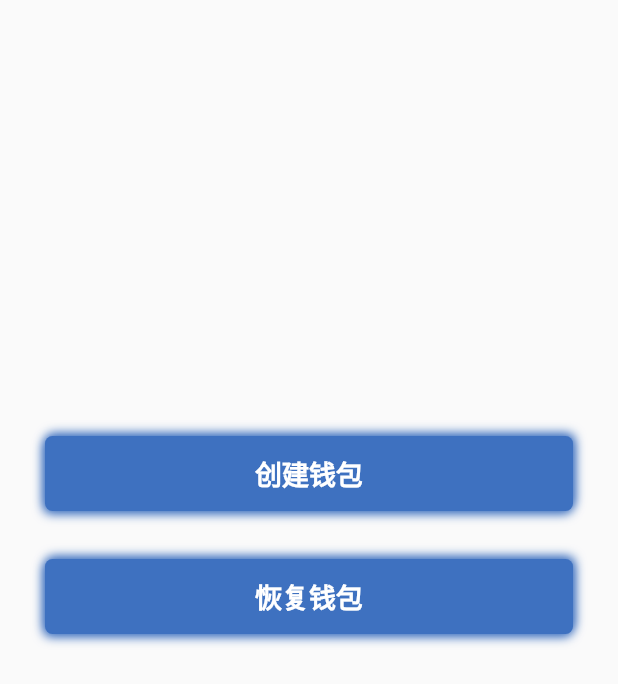
After one commit to tw-bc-group/TWallet, a Flutter app: the HomeWidget screen opened by its route, after a tap on "创建钱包", on a phone screen of 412 x 824 dp. The commit adds this screen. Shown: the top 684 px of the screen. Run offline on Flutter 3.47's test engine with Material 2 defaults, Android fonts, the phone set to English and light mode, and no system bars; our stand-ins replace flutter_mobx, flutter_secure_storage, mobx, pin_code_fields, random_string; missing offline and left inert: steel_crypt; accounts and stored records are empty; generated files the repository leaves out were written again.

Commit message:
new store masterkey and home_widget

```diff
--- /dev/null
+++ b/lib/home/home_widget.dart
@@ -0,0 +1,38 @@
+import 'package:flutter/cupertino.dart';
+import 'package:flutter/material.dart';
+import 'package:tw_wallet_ui/pub/theme.dart';
+
+class HomeWidget extends StatelessWidget {
+  @override
+  Widget build(BuildContext context) {
+    return Scaffold(
+        backgroundColor: WalletTheme.bgColor(),
+        body: Container(
+          width: MediaQuery.of(context).size.width,
+          height: MediaQuery.of(context).size.height,
+          child: Column(
+            children: <Widget>[
+              SizedBox(height: MediaQuery.of(context).size.height / 3),
+              Column(children: <Widget>[
+                Container(
+                  margin: const EdgeInsets.symmetric(
+                      vertical: 16.0, horizontal: 30),
+                  child: WalletTheme.flatButton(text: '创建钱包', onPressed: () {}),
+                  decoration: WalletTheme.buttonDecoration(isEnabled: true),
+                ),
+                Container(
+                  margin: const EdgeInsets.symmetric(
+                      vertical: 16.0, horizontal: 30),
+                  child: FlatButton(
+                    child:
+                        WalletTheme.flatButton(text: '恢复钱包', onPressed: () {}),
+                    onPressed: () {},
+                  ),
+                  decoration: WalletTheme.buttonDecoration(isEnabled: true),
+                ),
+              ])
+            ],
+          ),
+        ));
+  }
+}
--- a/lib/main.dart
+++ b/lib/main.dart
@@ -1,15 +1,23 @@
 import 'package:flutter/material.dart';
+import 'package:tw_wallet_ui/pub/master_key.dart';
 
+import 'home/home_widget.dart';
 import 'input_pin/input_pin_widget.dart';
 
-void main() => runApp(MyApp());
+Future<void> main() async {
+  WidgetsFlutterBinding.ensureInitialized();
+  runApp(MyApp(first: await MasterKey().read() == null));
+}
 
 class MyApp extends StatelessWidget {
+  const MyApp({@required this.first});
+  final bool first;
+
   // This widget is the root of your application.
   @override
   Widget build(BuildContext context) {
     return MaterialApp(
-      title: 'Flutter Demo',
+      title: 'TW Wallet',
       theme: ThemeData(
         // This is the theme of your application.
         //
@@ -22,93 +30,24 @@ class MyApp extends StatelessWidget {
         // is not restarted.
         primarySwatch: Colors.blue,
       ),
-      //home: MyHomePage(title: 'Flutter Demo Home Page'),
-      home: PinCodeInputWidget(),
+      initialRoute: first ? '/input_pin' : '/',
+      onGenerateRoute: (RouteSettings settings) {
+        WidgetBuilder builder;
+
+        switch (settings.name) {
+          case '/':
+            builder = (BuildContext context) => HomeWidget();
+            break;
+
+          case '/input_pin':
+            builder = (BuildContext context) => PinInputWidget();
+            break;
+
+          default:
+            break;
+        }
+        return MaterialPageRoute(builder: builder, settings: settings);
+      },
     );
   }
 }
-
-class MyHomePage extends StatefulWidget {
-  MyHomePage({Key key, this.title}) : super(key: key);
-
-  // This widget is the home page of your application. It is stateful, meaning
-  // that it has a State object (defined below) that contains fields that affect
-  // how it looks.
-
-  // This class is the configuration for the state. It holds the values (in this
-  // case the title) provided by the parent (in this case the App widget) and
-  // used by the build method of the State. Fields in a Widget subclass are
-  // always marked "final".
-
-  final String title;
-
-  @override
-  _MyHomePageState createState() => _MyHomePageState();
-}
-
-class _MyHomePageState extends State<MyHomePage> {
-  int _counter = 0;
-
-  void _incrementCounter() {
-    setState(() {
-      // This call to setState tells the Flutter framework that something has
-      // changed in this State, which causes it to rerun the build method below
-      // so that the display can reflect the updated values. If we changed
-      // _counter without calling setState(), then the build method would not be
-      // called again, and so nothing would appear to happen.
-      _counter++;
-    });
-  }
-
-  @override
-  Widget build(BuildContext context) {
-    // This method is rerun every time setState is called, for instance as done
-    // by the _incrementCounter method above.
-    //
-    // The Flutter framework has been optimized to make rerunning build methods
-    // fast, so that you can just rebuild anything that needs updating rather
-    // than having to individually change instances of widgets.
-    return Scaffold(
-      appBar: AppBar(
-        // Here we take the value from the MyHomePage object that was created by
-        // the App.build method, and use it to set our appbar title.
-        title: Text(widget.title),
-      ),
-      body: Center(
-        // Center is a layout widget. It takes a single child and positions it
-        // in the middle of the parent.
-        child: Column(
-          // Column is also a layout widget. It takes a list of children and
-          // arranges them vertically. By default, it sizes itself to fit its
-          // children horizontally, and tries to be as tall as its parent.
-          //
-          // Invoke "debug painting" (press "p" in the console, choose the
-          // "Toggle Debug Paint" action from the Flutter Inspector in Android
-          // Studio, or the "Toggle Debug Paint" command in Visual Studio Code)
-          // to see the wireframe for each widget.
-          //
-          // Column has various properties to control how it sizes itself and
-          // how it positions its children. Here we use mainAxisAlignment to
-          // center the children vertically; the main axis here is the vertical
-          // axis because Columns are vertical (the cross axis would be
-          // horizontal).
-          mainAxisAlignment: MainAxisAlignment.center,
-          children: <Widget>[
-            Text(
-              'You have pushed the button this many times:',
-            ),
-            Text(
-              '$_counter',
-              style: Theme.of(context).textTheme.display1,
-            ),
-          ],
-        ),
-      ),
-      floatingActionButton: FloatingActionButton(
-        onPressed: _incrementCounter,
-        tooltip: 'Increment',
-        child: Icon(Icons.add),
-      ), // This trailing comma makes auto-formatting nicer for build methods.
-    );
-  }
-}
--- /dev/null
+++ b/lib/pub/theme.dart
@@ -0,0 +1,66 @@
+import 'package:flutter/material.dart';
+
+class WalletTheme {
+  static Color blue() {
+    return rgbColor('0x3E71C0');
+  }
+
+  static Color bgColor() {
+    return Colors.grey.shade50;
+  }
+
+  static Decoration buttonDecoration({bool isEnabled = false}) {
+    Color color = Colors.grey;
+
+    if (isEnabled) {
+      color = WalletTheme.blue();
+    }
+
+    return BoxDecoration(
+        color: color,
+        borderRadius: BorderRadius.circular(5),
+        boxShadow: [
+          BoxShadow(color: color, offset: Offset(1, -2), blurRadius: 5),
+          BoxShadow(color: color, offset: Offset(-1, 2), blurRadius: 5)
+        ]);
+  }
+
+  static Widget flatButton(
+      {String text, Function onPressed, double height: 50}) {
+    return ButtonTheme(
+      height: height,
+      child: FlatButton(
+        disabledColor: Colors.grey,
+        onPressed: onPressed,
+        child: Center(
+            child: Text(
+          text,
+          style: TextStyle(
+              color: Colors.white, fontSize: 18, fontWeight: FontWeight.bold),
+        )),
+      ),
+    );
+  }
+
+  static Color rgbColor(String colorString, {double alpha = 1.0}) {
+    String colorStr = colorString;
+
+    if (!colorStr.startsWith('0xff') && colorStr.length == 6) {
+      colorStr = '0xff' + colorStr;
+    }
+
+    if (colorStr.startsWith('0x') && colorStr.length == 8) {
+      colorStr = colorStr.replaceRange(0, 2, '0xff');
+    }
+    if (colorStr.startsWith('#') && colorStr.length == 7) {
+      colorStr = colorStr.replaceRange(0, 1, '0xff');
+    }
+
+    Color color = Color(int.parse(colorStr));
+    int red = color.red;
+    int green = color.green;
+    int blue = color.blue;
+
+    return Color.fromRGBO(red, green, blue, alpha);
+  }
+}
--- a/pubspec.yaml
+++ b/pubspec.yaml
@@ -24,8 +24,11 @@ dependencies:
   # Use with the CupertinoIcons class for iOS style icons.
   cupertino_icons: ^0.1.2
   flutter_mobx: ^1.1.0
+  flutter_secure_storage: ^3.3.1+1
   mobx: ^1.1.1
   pin_code_fields: ^2.4.0
+  random_string: ^2.0.1
+  steel_crypt: ^1.7.1+1
 
 dev_dependencies:
   flutter_test:
```
Also changed, not shown: lib/input_pin/input_pin.dart (+12 -4 lines), lib/input_pin/input_pin_widget.dart (+17 -36 lines), lib/pub/master_key.dart (added, +26 -0 lines), lib/util/color.dart (deleted, +0 -29 lines), pubspec.lock, 2 other files.
